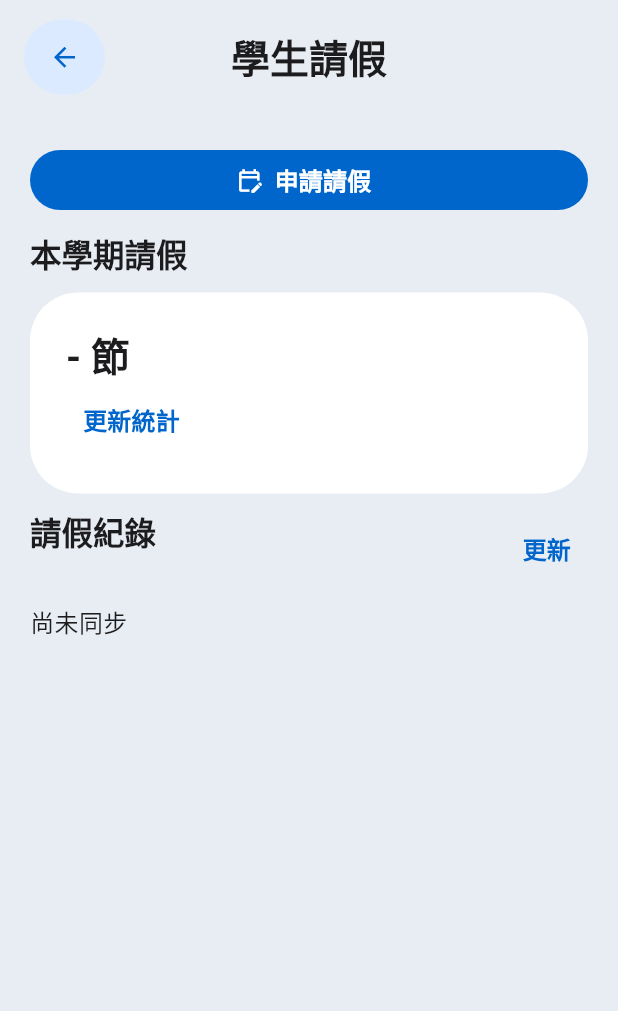
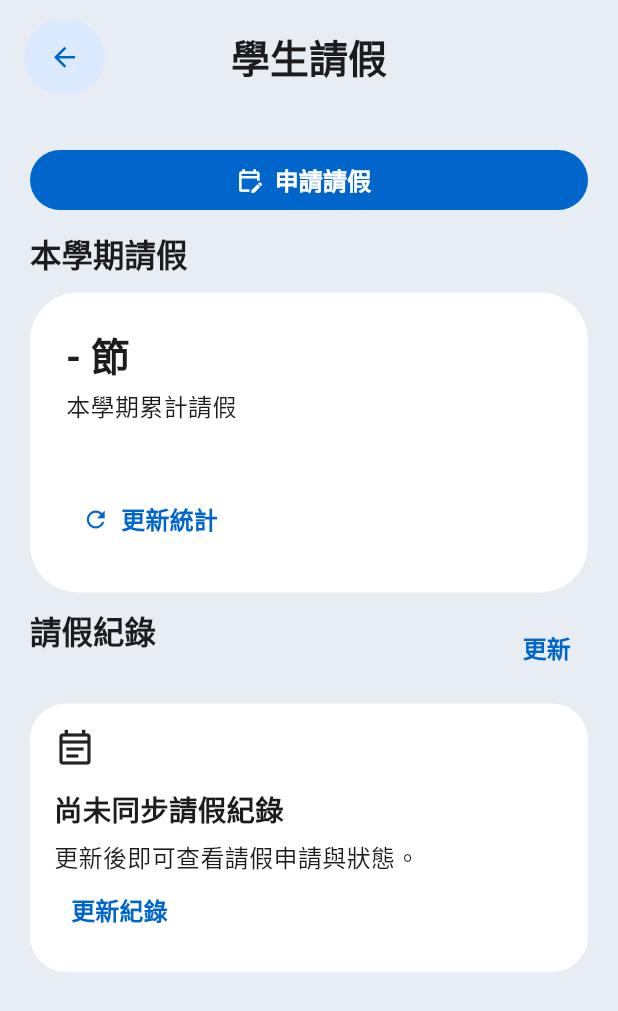
Before and after one commit to windlessme/niu-app-android, a Flutter app: the LeaveScreen screen opened directly, after a tap on "更新統計", on a phone screen of 412 x 824 dp. Shown: the top 1011 px of the screen. Run offline on Flutter 3.47's test engine with Material 3 defaults, Android fonts, the phone set to English and light mode, and no system bars; our stand-ins replace dio, flutter_riverpod, flutter_secure_storage, go_router, share_plus, shared_preferences; missing offline and left inert: file_selector, flutter_inappwebview, mobile_scanner, screen_brightness; accounts and stored records are empty.

Commit message:
Refine leave dashboard hierarchy and initialize first-load sync

```diff
--- a/mobile/lib/features/leave/leave_repository.dart
+++ b/mobile/lib/features/leave/leave_repository.dart
@@ -115,14 +115,26 @@ final leaveQuery = Uri.parse(
   'https://acade.niu.edu.tw/NIU/Application/SEC/SEC40/SEC4030_01.aspx',
 );
 
-String leaveMenuNavigation(bool application) =>
+String leaveMenuNavigation(
+  bool application, {
+  bool agreeForStatistics = false,
+}) =>
     '''
 (() => {
  const docs=[];function collect(w){try{docs.push(w.document);for(let i=0;i<w.frames.length;i++)collect(w.frames[i]);}catch(_){}}collect(window);
  for(const d of docs){
   const path=new URL(d.location.href).pathname;
   if(path.includes('/SEC/')) {
-   if(path.endsWith('/SEC2010_02.aspx'))return 'interaction-required';
+   if(path.endsWith('/SEC2010_02.aspx')) {
+     if(${agreeForStatistics ? 'true' : 'false'}) {
+       const button=d.getElementById('SAVE_BTN2');
+       if(button && button.value==='同意' && !button.disabled && !d.__niuLeaveAgreed) {
+         d.__niuLeaveAgreed=true;button.click();
+       }
+       return null;
+     }
+     return 'interaction-required';
+   }
    if(!${application ? 'true' : 'false'} && path.endsWith('/SEC4030_01.aspx'))return 'ready';
    return 'ready';
   }
--- a/mobile/lib/features/leave/leave_screen.dart
+++ b/mobile/lib/features/leave/leave_screen.dart
@@ -4,6 +4,7 @@ import '../../core/session/campus_session.dart';
 import '../../core/web/academic_portal_screen.dart';
 import '../../shared/shared.dart';
 import 'leave_repository.dart';
+import 'leave_widgets.dart';
 
 class LeaveScreen extends StatefulWidget {
   const LeaveScreen({super.key, this.session});
@@ -37,6 +38,14 @@ class _LeaveScreenState extends State<LeaveScreen> {
       if (mounted) setState(() => error = '無法讀取快取');
     } finally {
       if (mounted) setState(() => loading = false);
+    }
+    if (mounted && snapshots.isEmpty && error == null) {
+      WidgetsBinding.instance.addPostFrameCallback((_) async {
+        if (!mounted || ModalRoute.of(context)?.isCurrent != true) return;
+        await open(keyName: 'statistics');
+        if (!mounted || !snapshots.containsKey('statistics')) return;
+        await open(keyName: 'list');
+      });
     }
   }
 
@@ -74,6 +83,7 @@ class _LeaveScreenState extends State<LeaveScreen> {
             session: session,
             navigationScript: leaveMenuNavigation(
               application || keyName == 'statistics',
+              agreeForStatistics: keyName == 'statistics',
             ),
             extractScript: application
                 ? null
@@ -228,25 +238,27 @@ class _LeaveScreenState extends State<LeaveScreen> {
                           '${total ?? '-'} 節',
                           style: Theme.of(context).textTheme.headlineMedium,
                         ),
+                        const SizedBox(height: NiuSpacing.xs),
+                        Text(
+                          '本學期累計請假',
+                          style: Theme.of(context).textTheme.bodyMedium,
+                        ),
+                        const SizedBox(height: NiuSpacing.sm),
                         if (stats is Map)
                           RelativeUpdateText(
                             updatedAt: DateTime.tryParse(
                               '${stats['updatedAt']}',
                             ),
                           ),
-                        Wrap(
-                          spacing: NiuSpacing.lg,
-                          runSpacing: NiuSpacing.sm,
-                          children: [
-                            for (final e in periods.entries)
-                              Text('${e.key} ${e.value}'),
-                          ],
-                        ),
-                        TextButton(
+                        const SizedBox(height: NiuSpacing.xl),
+                        LeaveTypeStatistics(periods: periods),
+                        const SizedBox(height: NiuSpacing.md),
+                        TextButton.icon(
                           onPressed: busy
                               ? null
                               : () => open(keyName: 'statistics'),
-                          child: const Text('更新統計'),
+                          icon: const Icon(Icons.refresh),
+                          label: const Text('更新統計'),
                         ),
                       ],
                     ),
@@ -301,7 +313,16 @@ class _LeaveScreenState extends State<LeaveScreen> {
                       ],
                     ),
                   ],
-                  if (records.isEmpty) Text(list == null ? '尚未同步' : '目前沒有紀錄'),
+                  if (records.isEmpty)
+                    NiuEmptyState(
+                      title: list == null ? '尚未同步請假紀錄' : '目前沒有請假紀錄',
+                      message: list == null ? '更新後即可查看請假申請與狀態。' : '可更新查看最新紀錄。',
+                      icon: Icons.event_note_outlined,
+                      action: TextButton(
+                        onPressed: busy ? null : () => open(keyName: 'list'),
+                        child: const Text('更新紀錄'),
+                      ),
+                    ),
                   for (final raw in records)
                     Padding(
                       padding: const EdgeInsets.only(bottom: NiuSpacing.md),
@@ -329,17 +350,7 @@ class _LeaveScreenState extends State<LeaveScreen> {
                             ),
                           );
                         },
-                        child: Column(
-                          crossAxisAlignment: CrossAxisAlignment.start,
-                          children: [
-                            Text(
-                              '${raw['請假類別']} · ${raw['審核結果']}',
-                              style: Theme.of(context).textTheme.titleMedium,
-                            ),
-                            Text('${raw['請假起日']}–${raw['請假訖日']}'),
-                            Text('${raw['請假總節數']} 節'),
-                          ],
-                        ),
+                        child: LeaveRecordContent(record: raw),
                       ),
                     ),
                 ],
--- /dev/null
+++ b/mobile/lib/features/leave/leave_widgets.dart
@@ -0,0 +1,112 @@
+import 'package:flutter/material.dart';
+import '../../shared/shared.dart';
+
+class LeaveTypeStatistics extends StatelessWidget {
+  const LeaveTypeStatistics({super.key, required this.periods});
+  final Map<String, dynamic> periods;
+  @override
+  Widget build(BuildContext context) => LayoutBuilder(
+    builder: (context, constraints) {
+      final text = Theme.of(context).textTheme;
+      final colors = NiuColors.of(context);
+      // Measure a readable label width using the actual theme and text scale.
+      final measure = TextPainter(
+        text: TextSpan(text: '期中、期末考試假', style: text.bodyMedium),
+        textDirection: Directionality.of(context),
+        textScaler: MediaQuery.textScalerOf(context),
+      )..layout();
+      final minimum = measure.width + NiuSpacing.lg;
+      measure.dispose();
+      final columns =
+          ((constraints.maxWidth + NiuSpacing.lg) / (minimum + NiuSpacing.lg))
+              .floor()
+              .clamp(1, 3);
+      final width =
+          (constraints.maxWidth - (columns - 1) * NiuSpacing.lg) / columns;
+      return Wrap(
+        spacing: NiuSpacing.lg,
+        runSpacing: NiuSpacing.lg,
+        children: [
+          for (final entry in periods.entries)
+            SizedBox(
+              width: width,
+              child: Semantics(
+                label: '${entry.key} ${entry.value} 節',
+                excludeSemantics: true,
+                child: Column(
+                  crossAxisAlignment: CrossAxisAlignment.start,
+                  children: [
+                    Text(
+                      entry.key,
+                      style: text.bodyMedium?.copyWith(color: colors.secondary),
+                    ),
+                    const SizedBox(height: NiuSpacing.xs),
+                    Text(
+                      '${entry.value}',
+                      style: text.titleLarge?.copyWith(
+                        color: (int.tryParse('${entry.value}') ?? 0) > 0
+                            ? colors.accent
+                            : colors.secondary,
+                      ),
+                    ),
+                  ],
+                ),
+              ),
+            ),
+        ],
+      );
+    },
+  );
+}
+
+class LeaveRecordContent extends StatelessWidget {
+  const LeaveRecordContent({super.key, required this.record});
+  final Map record;
+  @override
+  Widget build(BuildContext context) {
+    final status = '${record['審核結果'] ?? '-'}';
+    final tone = switch (status.trim()) {
+      '已核准' || '核准' => NiuStatusTone.success,
+      '審核中' || '簽核中' => NiuStatusTone.warning,
+      '退回' || '不核准' => NiuStatusTone.error,
+      _ => NiuStatusTone.neutral,
+    };
+    final text = Theme.of(context).textTheme;
+    return Row(
+      children: [
+        Expanded(
+          child: Column(
+            crossAxisAlignment: CrossAxisAlignment.start,
+            children: [
+              Text('${record['請假類別'] ?? '-'}', style: text.titleMedium),
+              const SizedBox(height: NiuSpacing.sm),
+              Text(
+                '${record['請假起日'] ?? '-'}–${record['請假訖日'] ?? '-'}',
+                style: text.bodyMedium,
+              ),
+              Text('${record['請假總節數'] ?? '-'} 節', style: text.bodySmall),
+              const SizedBox(height: NiuSpacing.sm),
+              NiuStatusChip(label: status, tone: tone),
+              if ('${record['請假事由'] ?? ''}'.trim().isNotEmpty) ...[
+                const SizedBox(height: NiuSpacing.sm),
+                Text(
+                  '${record['請假事由']}',
+                  style: text.bodySmall,
+                  maxLines: 2,
+                  overflow: TextOverflow.ellipsis,
+                ),
+              ],
+            ],
+          ),
+        ),
+        const SizedBox(width: NiuSpacing.sm),
+        ExcludeSemantics(
+          child: Icon(
+            Icons.chevron_right,
+            color: NiuColors.of(context).secondary,
+          ),
+        ),
+      ],
+    );
+  }
+}
--- a/mobile/pubspec.yaml
+++ b/mobile/pubspec.yaml
@@ -1,7 +1,7 @@
 name: niu_mobile
 description: NIU-Life Android campus companion.
 publish_to: none
-version: 0.6.1+25
+version: 0.6.2+26
 
 environment:
   sdk: '>=3.10.0 <4.0.0'
```
Also changed, not shown: 1 other file.
